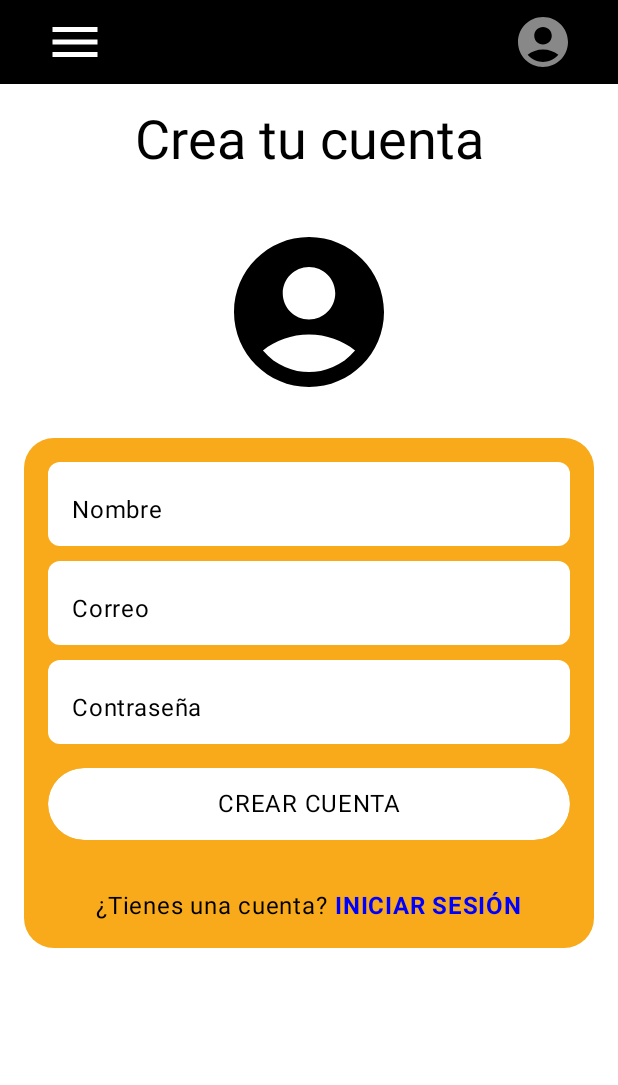
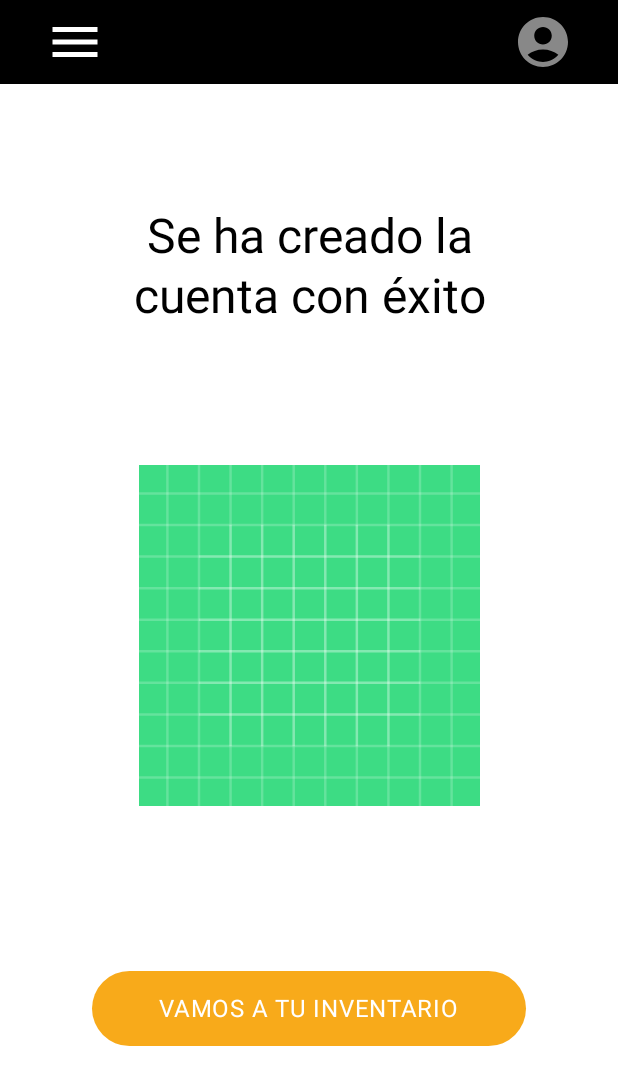
Before and after one commit to Dinomr/Werehouse, an Android app built with Jetpack Compose: the CreateAccountScreen screen opened through its navigation route, after a tap on "CREAR CUENTA", on a phone screen of 412 x 824 dp. Shown: the top 1085 px of the screen. Run offline under Robolectric (Android 15) with nearby library versions, the phone set to English and light mode, and no system bars.

Commit message:
Se cargan mas archivos en el commit

```diff
--- a/app/src/main/java/Screens/Second Screen.kt
+++ b/app/src/main/java/Screens/Second Screen.kt
@@ -56,20 +56,53 @@ import com.example.wherehouse.ui.theme.WherehouseTheme
 import androidx.compose.ui.res.painterResource
 import com.example.wherehouse.Encabezado
 import com.example.wherehouse.R
-
+import androidx.compose.runtime.mutableStateOf
+import androidx.compose.runtime.remember
+import androidx.navigation.NavController
+import androidx.compose.foundation.clickable
+import androidx.compose.foundation.layout.systemBarsPadding
+import androidx.compose.runtime.getValue
+import androidx.compose.runtime.setValue
 
 @Composable
-fun SuccessScreen(onInventoryClick: () -> Unit) {
+fun SuccessScreen(onInventoryClick: () -> Unit, navController: NavController? = null) {
+    var menuVisible by remember { mutableStateOf(false) }
     Column(
         modifier = Modifier
             .fillMaxSize()
-            .padding(16.dp),
+            .background(Color.White),
         horizontalAlignment = Alignment.CenterHorizontally
     ) {
-        // 🔹 Encabezado reutilizable Encabezado()
-
+        // Encabezado igual que en el resto de la app
+        Box(
+            modifier = Modifier
+                .fillMaxWidth()
+                .background(Color.Black)
+                .systemBarsPadding()
+        ) {
+            Row(
+                modifier = Modifier
+                    .fillMaxWidth()
+                    .padding(horizontal = 30.dp, vertical = 8.dp),
+                horizontalArrangement = Arrangement.SpaceBetween
+            ) {
+                Icon(
+                    imageVector = Icons.Default.Menu,
+                    contentDescription = "Menú",
+                    modifier = Modifier.size(40.dp).clickable { menuVisible = true },
+                    tint = Color.White
+                )
+                Icon(
+                    imageVector = Icons.Default.AccountCircle,
+                    contentDescription = "Cuenta",
+                    modifier = Modifier.size(40.dp).clickable {
+                        navController?.navigate("login")
+                    },
+                    tint = Color.Gray
+                )
+            }
+        }
         Spacer(modifier = Modifier.height(32.dp))
-
         Text(
             text = "Se ha creado la cuenta con éxito",
             style = MaterialTheme.typography.headlineLarge,
@@ -77,9 +110,7 @@ fun SuccessScreen(onInventoryClick: () -> Unit) {
             textAlign = TextAlign.Center,
             modifier = Modifier.padding(50.dp,50.dp,50.dp,50.dp)
         )
-
         Spacer(modifier = Modifier.height(32.dp))
-
         Image(
             painter = painterResource(id = R.drawable.ic_launcher_background),
             contentDescription = "Cuenta creada",
@@ -88,9 +119,7 @@ fun SuccessScreen(onInventoryClick: () -> Unit) {
                 .aspectRatio(1f)
                 .padding(vertical = 10.dp)
         )
-
         Spacer(modifier = Modifier.weight(1f))
-
         Button(
             onClick = onInventoryClick,
             colors = ButtonDefaults.buttonColors(containerColor = Color(0xFFF8AA1A)),
@@ -106,14 +135,28 @@ fun SuccessScreen(onInventoryClick: () -> Unit) {
                 style = MaterialTheme.typography.bodyLarge
             )
         }
-
         Spacer(modifier = Modifier.height(32.dp))
+    }
+    if (menuVisible && navController != null) {
+        Screens.HamburgerMenu(
+            visible = true,
+            onDismiss = { menuVisible = false },
+            onInventarioClick = {
+                menuVisible = false
+                navController.popBackStack("main", false)
+            },
+            onAddBranchClick = {
+                menuVisible = false
+                navController.navigate("add_branch")
+            }
+        )
     }
 }
 
 @Preview(showBackground = true, showSystemUi = true)
 @Composable
 fun SecondScreen() {
+    val navController = androidx.navigation.compose.rememberNavController()
     Encabezado()
-    SuccessScreen(onInventoryClick = {})
+    SuccessScreen(onInventoryClick = {}, navController = navController)
 }
--- a/app/src/main/java/Screens/SevenScreen.kt
+++ b/app/src/main/java/Screens/SevenScreen.kt
@@ -56,7 +56,7 @@ class RegisterActivity : ComponentActivity() {
 }
 
 @Composable
-fun CreateAccountScreen(navController: NavController) {
+fun CreateAccountScreen(navController: NavController, onSuccess: (() -> Unit)? = null) {
     val context = LocalContext.current
     var name by remember { mutableStateOf("") }
     var email by remember { mutableStateOf("") }
@@ -188,7 +188,7 @@ fun CreateAccountScreen(navController: NavController) {
             Spacer(modifier = Modifier.height(16.dp))
             Button(
                 onClick = {
-                    navController.navigate("success")
+                    onSuccess?.invoke() ?: navController.navigate("success")
                 },
                 modifier = Modifier
                     .fillMaxWidth()
--- a/app/src/main/java/com/example/wherehouse/MainActivity.kt
+++ b/app/src/main/java/com/example/wherehouse/MainActivity.kt
@@ -98,6 +98,13 @@ class MainActivity : ComponentActivity() {
                     }
                     composable("add_branch") {
                         com.example.wherehouse.screens.AddBranchScreen(navController)
+                    }
+                    composable("success") {
+                        Screens.SuccessScreen(onInventoryClick = {
+                            navController.navigate("main") {
+                                popUpTo(0) { inclusive = true }
+                            }
+                        })
                     }
                 }
             }
@@ -288,7 +295,8 @@ fun MainScreen(navController: NavController) {
         ) {
             ExposedDropdownMenuBox(
                 expanded = productoExpanded,
-                onExpandedChange = { productoExpanded = !productoExpanded }
+                onExpandedChange = { productoExpanded = !productoExpanded },
+                modifier = Modifier.weight(1f)
             ) {
                 OutlinedTextField(
                     value = productoFiltro,
@@ -296,9 +304,7 @@ fun MainScreen(navController: NavController) {
                     label = { Text("Filtrar por producto", color = Color.Black, style = MaterialTheme.typography.bodySmall) },
                     textStyle = MaterialTheme.typography.bodySmall.copy(color = Color.Black),
                     singleLine = true,
-                    modifier = Modifier
-                        .menuAnchor()
-                        .weight(1f)
+                    modifier = Modifier.menuAnchor().fillMaxWidth()
                 )
                 ExposedDropdownMenu(
                     expanded = productoExpanded,
@@ -318,7 +324,8 @@ fun MainScreen(navController: NavController) {
             }
             ExposedDropdownMenuBox(
                 expanded = sucursalExpanded,
-                onExpandedChange = { sucursalExpanded = !sucursalExpanded }
+                onExpandedChange = { sucursalExpanded = !sucursalExpanded },
+                modifier = Modifier.weight(1f)
             ) {
                 OutlinedTextField(
                     value = sucursalFiltro,
@@ -326,9 +333,7 @@ fun MainScreen(navController: NavController) {
                     label = { Text("Filtrar por sucursal", color = Color.Black, style = MaterialTheme.typography.bodySmall) },
                     textStyle = MaterialTheme.typography.bodySmall.copy(color = Color.Black),
                     singleLine = true,
-                    modifier = Modifier
-                        .menuAnchor()
-                        .weight(1f)
+                    modifier = Modifier.menuAnchor().fillMaxWidth()
                 )
                 ExposedDropdownMenu(
                     expanded = sucursalExpanded,
```
Also changed, not shown: app/src/main/java/Screens/SixScreen.kt (+13 -1 lines), app/src/main/java/Screens/EigthScreen.kt (indentation only), app/src/main/java/Screens/FourScreen.kt (indentation only).
